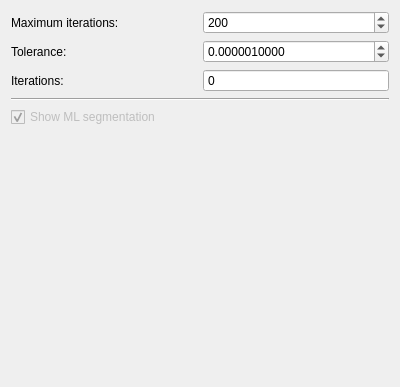
This is code_revision/src/lib/visualization/MLControl.ui in jmaye/curb-detection as Qt 5 draws it before an edit. The edited form follows.
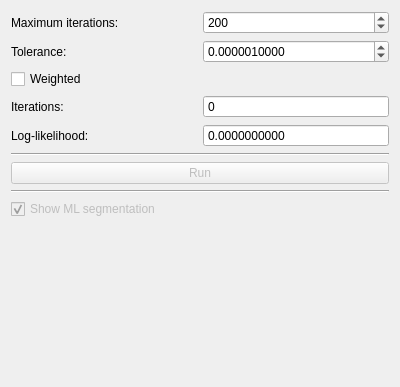
This is the edited form.

What changed in the file:
```diff
--- a/code_revision/src/lib/visualization/MLControl.ui
+++ b/code_revision/src/lib/visualization/MLControl.ui
@@ -53,14 +53,14 @@
        </property>
       </widget>
      </item>
-     <item row="2" column="0">
-      <widget class="QLabel" name="IterTextLabel">
+     <item row="3" column="0">
+      <widget class="QLabel" name="iterTextLabel">
        <property name="text">
         <string>Iterations:</string>
        </property>
       </widget>
      </item>
-     <item row="2" column="1">
+     <item row="3" column="1">
       <widget class="QSpinBox" name="iterSpinBox">
        <property name="readOnly">
         <bool>true</bool>
@@ -73,6 +73,60 @@
        </property>
       </widget>
      </item>
+     <item row="2" column="0">
+      <widget class="QCheckBox" name="weightedCheckBox">
+       <property name="text">
+        <string>Weighted</string>
+       </property>
+      </widget>
+     </item>
+     <item row="4" column="0">
+      <widget class="QLabel" name="llLabel">
+       <property name="text">
+        <string>Log-likelihood:</string>
+       </property>
+      </widget>
+     </item>
+     <item row="4" column="1">
+      <widget class="QDoubleSpinBox" name="llSpinBox">
+       <property name="readOnly">
+        <bool>true</bool>
+       </property>
+       <property name="buttonSymbols">
+        <enum>QAbstractSpinBox::NoButtons</enum>
+       </property>
+       <property name="decimals">
+        <number>10</number>
+       </property>
+       <property name="minimum">
+        <double>-1000000.000000000000000</double>
+       </property>
+       <property name="maximum">
+        <double>1000000.000000000000000</double>
+       </property>
+      </widget>
+     </item>
+    </layout>
+   </item>
+   <item>
+    <widget class="Line" name="line">
+     <property name="orientation">
+      <enum>Qt::Horizontal</enum>
+     </property>
+    </widget>
+   </item>
+   <item>
+    <layout class="QGridLayout" name="runLayout">
+     <item row="0" column="0">
+      <widget class="QPushButton" name="runButton">
+       <property name="enabled">
+        <bool>false</bool>
+       </property>
+       <property name="text">
+        <string>Run</string>
+       </property>
+      </widget>
+     </item>
     </layout>
    </item>
    <item>
```
Left out of the diff: 34 changed lines with no effect on the pictures.
